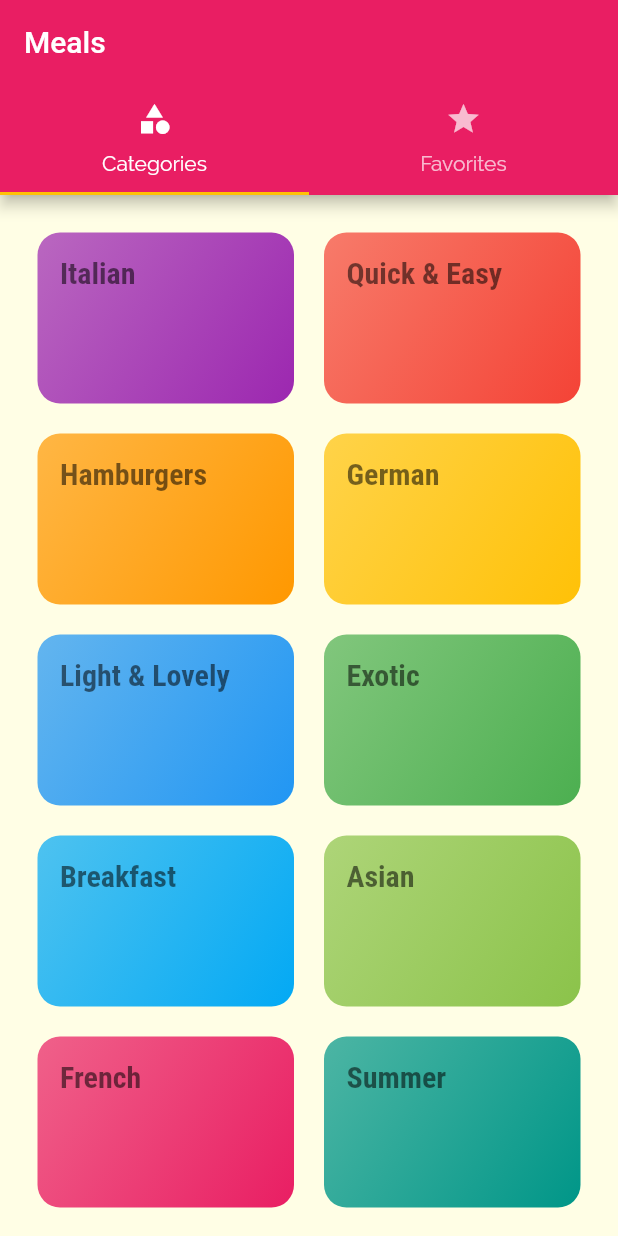
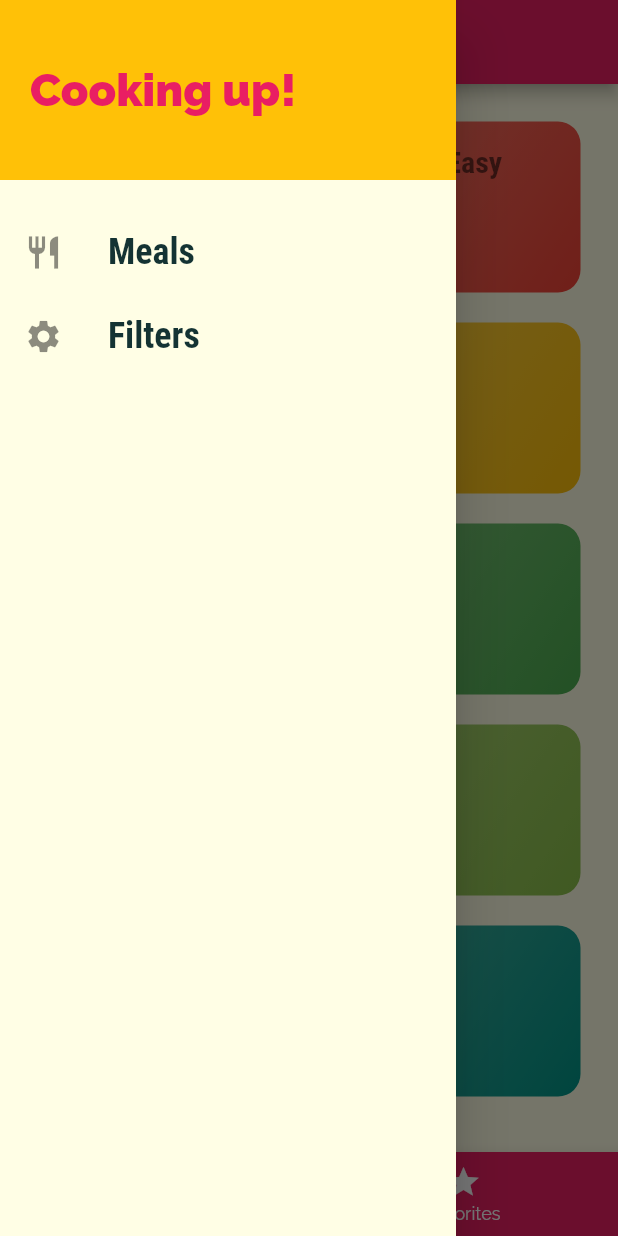
Before and after one commit to jcalderita/course-max-flutter, a Flutter app: the screen it shows after launch, with the side drawer open (before the commit the screen has no drawer), on a phone screen of 412 x 824 dp. Run offline on Flutter 3.47's test engine with Material 2 defaults, Android fonts, the phone set to English and light mode, and no system bars.

Commit message:
Complete module

```diff
--- a/meals_app/lib/main.dart
+++ b/meals_app/lib/main.dart
@@ -1,13 +1,48 @@
 import 'package:flutter/material.dart';
+import 'package:meals_app/dummy_data.dart';
+import 'package:meals_app/models/meal.dart';
 import 'package:meals_app/screens/categories_screen.dart';
 import 'package:meals_app/screens/category_meals_screen.dart';
+import 'package:meals_app/screens/filters_screen.dart';
 import 'package:meals_app/screens/meal_detail_screen.dart';
 import 'package:meals_app/screens/tabs_screen.dart';
 
 void main() => runApp(const MyApp());
 
-class MyApp extends StatelessWidget {
+class MyApp extends StatefulWidget {
   const MyApp({Key? key}) : super(key: key);
+
+  @override
+  State<MyApp> createState() => _MyAppState();
+}
+
+class _MyAppState extends State<MyApp> {
+  Map<String, bool> _filters = {
+    'gluten': false,
+    'lactose': false,
+    'vegan': false,
+    'vegetarian': false,
+  };
+
+  List<Meal> _availableMeals = dummyMeals;
+  List<Meal> _favoriteMeals = [];
+
+  void _setFilters(Map<String, bool> filterData) => setState(() {
+        _filters = filterData;
+        _availableMeals = dummyMeals.where((element) {
+          if (_filters['gluten'] as bool && !element.isGlutenFree) return false;
+          if (_filters['lactose'] as bool && !element.isLactoseFree) return false;
+          if (_filters['vegan'] as bool && !element.isVegan) return false;
+          if (_filters['vegetarian'] as bool && !element.isVegetarian) return false;
+          return true;
+        }).toList();
+      });
+
+  void _toogleFavorite(String mealId) => setState(() => _favoriteMeals.any((element) => element.id == mealId)
+      ? _favoriteMeals.removeWhere((element) => element.id == mealId)
+      : _favoriteMeals.add(dummyMeals.firstWhere((element) => element.id == mealId)));
+
+  bool _isMealFavorite(String mealId) => _favoriteMeals.any((element) => element.id == mealId);
 
   @override
   Widget build(BuildContext context) {
@@ -34,9 +69,10 @@ class MyApp extends StatelessWidget {
       // home: const CategoriesScreen(),
       initialRoute: '/',
       routes: {
-        '/': (context) => const TabsScreen(),
-        CategoryMealsScreen.routeName: (context) => const CategoryMealsScreen(),
-        MealDetailScreen.routeName: (context) => const MealDetailScreen(),
+        '/': (context) => TabsScreen(_favoriteMeals),
+        CategoryMealsScreen.routeName: (context) => CategoryMealsScreen(_availableMeals),
+        MealDetailScreen.routeName: (context) => MealDetailScreen(_toogleFavorite, _isMealFavorite),
+        FiltersScreen.routeName: (context) => FiltersScreen(_filters, _setFilters),
       },
       // onGenerateRoute: (settings) {
       //   print(settings.arguments);
--- a/meals_app/lib/screens/tabs_screen.dart
+++ b/meals_app/lib/screens/tabs_screen.dart
@@ -1,43 +1,57 @@
 import 'package:flutter/material.dart';
+import 'package:meals_app/models/meal.dart';
 import 'package:meals_app/screens/categories_screen.dart';
 import 'package:meals_app/screens/favorites_screen.dart';
+import 'package:meals_app/widgets/main_drawer.dart';
 
 class TabsScreen extends StatefulWidget {
-  const TabsScreen({Key? key}) : super(key: key);
+  const TabsScreen(this.favoriteMeals, {Key? key}) : super(key: key);
+
+  final List<Meal> favoriteMeals;
 
   @override
   _TabsScreenState createState() => _TabsScreenState();
 }
 
 class _TabsScreenState extends State<TabsScreen> {
+  List<Map<String, Object>> _pages = [];
+
   @override
-  Widget build(BuildContext context) {
-    return DefaultTabController(
-      length: 2,
-      child: Scaffold(
+  void initState() {
+    _pages = [
+      {'page': const CategoriesScreen(), 'title': 'Categories'},
+      {'page': FavoritesScreen(widget.favoriteMeals), 'title': 'Your Favorite'},
+    ];
+    super.initState();
+  }
+
+  int _selectedPageIndex = 0;
+
+  void _selectedPage(int index) => setState(() => _selectedPageIndex = index);
+
+  @override
+  Widget build(BuildContext context) => Scaffold(
         appBar: AppBar(
-          title: const Text('Meals'),
-          bottom: TabBar(
-            tabs: const [
-              Tab(
-                icon: Icon(Icons.category),
-                text: 'Categories',
-              ),
-              Tab(
-                icon: Icon(Icons.star),
-                text: 'Favorites',
-              ),
-            ],
-            indicatorColor: Theme.of(context).colorScheme.secondary,
-          ),
+          title: Text(_pages[_selectedPageIndex]['title'] as String),
         ),
-        body: const TabBarView(
-          children: [
-            CategoriesScreen(),
-            FavoritesScreen(),
+        drawer: const MainDrawer(),
+        body: _pages[_selectedPageIndex]['page'] as Widget,
+        bottomNavigationBar: BottomNavigationBar(
+          onTap: _selectedPage,
+          backgroundColor: Theme.of(context).colorScheme.primary,
+          unselectedItemColor: Colors.white,
+          selectedItemColor: Theme.of(context).colorScheme.secondary,
+          currentIndex: _selectedPageIndex,
+          items: const [
+            BottomNavigationBarItem(
+              icon: Icon(Icons.category),
+              label: 'Categories',
+            ),
+            BottomNavigationBarItem(
+              icon: Icon(Icons.star),
+              label: 'Favorites',
+            )
           ],
         ),
-      ),
-    );
-  }
+      );
 }
--- /dev/null
+++ b/meals_app/lib/widgets/main_drawer.dart
@@ -0,0 +1,51 @@
+import 'package:flutter/material.dart';
+import 'package:meals_app/screens/filters_screen.dart';
+
+class MainDrawer extends StatelessWidget {
+  const MainDrawer({Key? key}) : super(key: key);
+
+  Widget buildListTitle(String title, IconData icon, Function tapHandler) => ListTile(
+        leading: Icon(
+          icon,
+          size: 26,
+        ),
+        title: Text(
+          title,
+          style: const TextStyle(
+            fontFamily: 'RobotoCondensed',
+            fontSize: 24.0,
+            fontWeight: FontWeight.bold,
+          ),
+        ),
+        onTap: () => tapHandler(),
+      );
+
+  @override
+  Widget build(BuildContext context) => Drawer(
+        child: Column(
+          children: [
+            Container(
+              height: 120.0,
+              width: double.infinity,
+              padding: const EdgeInsets.all(20.0),
+              alignment: Alignment.centerLeft,
+              color: Theme.of(context).colorScheme.secondary,
+              child: Text(
+                'Cooking up!',
+                style: TextStyle(
+                  fontWeight: FontWeight.w900,
+                  fontSize: 30.0,
+                  color: Theme.of(context).colorScheme.primary,
+                ),
+              ),
+            ),
+            const SizedBox(
+              height: 20.0,
+            ),
+            buildListTitle('Meals', Icons.restaurant, () => Navigator.of(context).pushReplacementNamed('/')),
+            buildListTitle(
+                'Filters', Icons.settings, () => Navigator.of(context).pushReplacementNamed(FiltersScreen.routeName)),
+          ],
+        ),
+      );
+}
```
Also changed, not shown: meals_app/lib/screens/category_meals_screen.dart (+23 -10 lines), meals_app/lib/screens/favorites_screen.dart (+23 -3 lines), meals_app/lib/screens/filters_screen.dart (added, +86 -0 lines), meals_app/lib/screens/meal_detail_screen.dart (+17 -2 lines).
